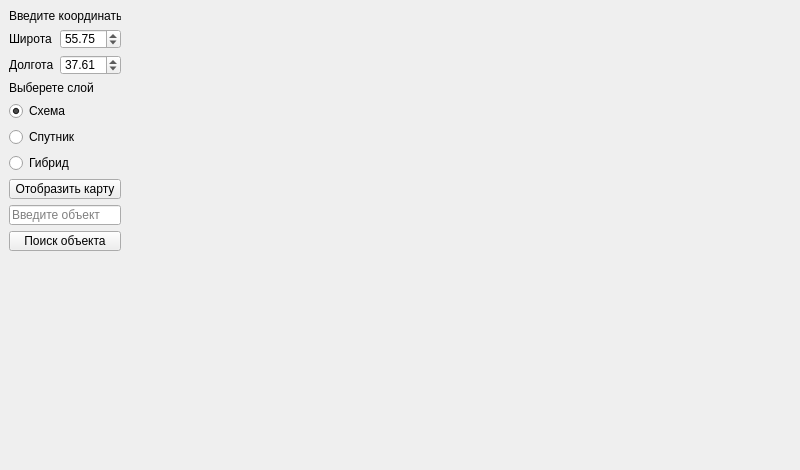
Before: the Qt Designer form Design/first_task_design.ui in andrey-blight/map_api, drawn with Qt 5.
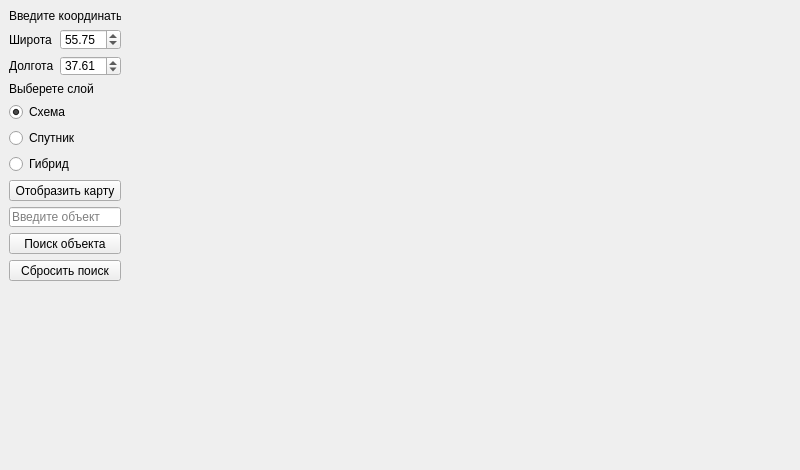
After: the same form once the commit is applied.

Commit message: Add seventh solution

```diff
--- a/Design/first_task_design.ui
+++ b/Design/first_task_design.ui
@@ -57,7 +57,7 @@
       <x>9</x>
       <y>9</y>
       <width>112</width>
-      <height>243</height>
+      <height>272</height>
      </rect>
     </property>
     <layout class="QVBoxLayout" name="verticalLayout">
@@ -206,6 +206,16 @@
        </property>
       </widget>
      </item>
+     <item>
+      <widget class="QPushButton" name="btn_clear">
+       <property name="focusPolicy">
+        <enum>Qt::ClickFocus</enum>
+       </property>
+       <property name="text">
+        <string>Сбросить поиск</string>
+       </property>
+      </widget>
+     </item>
     </layout>
    </widget>
   </widget>
```
The commit also changes 2 other files.
